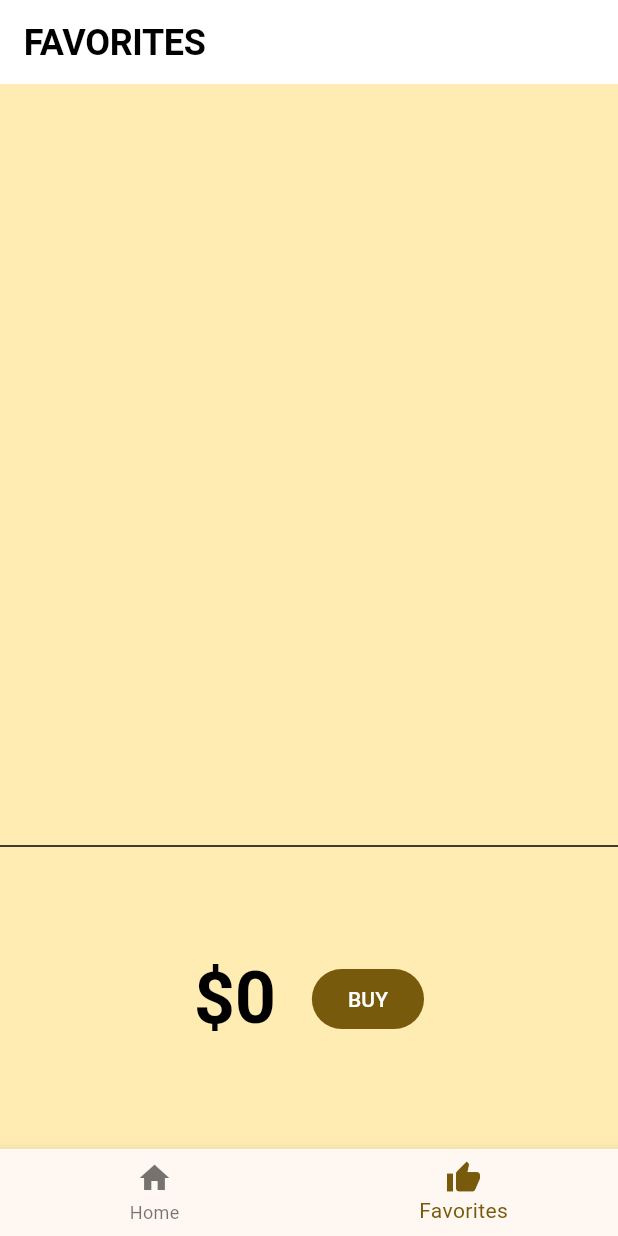
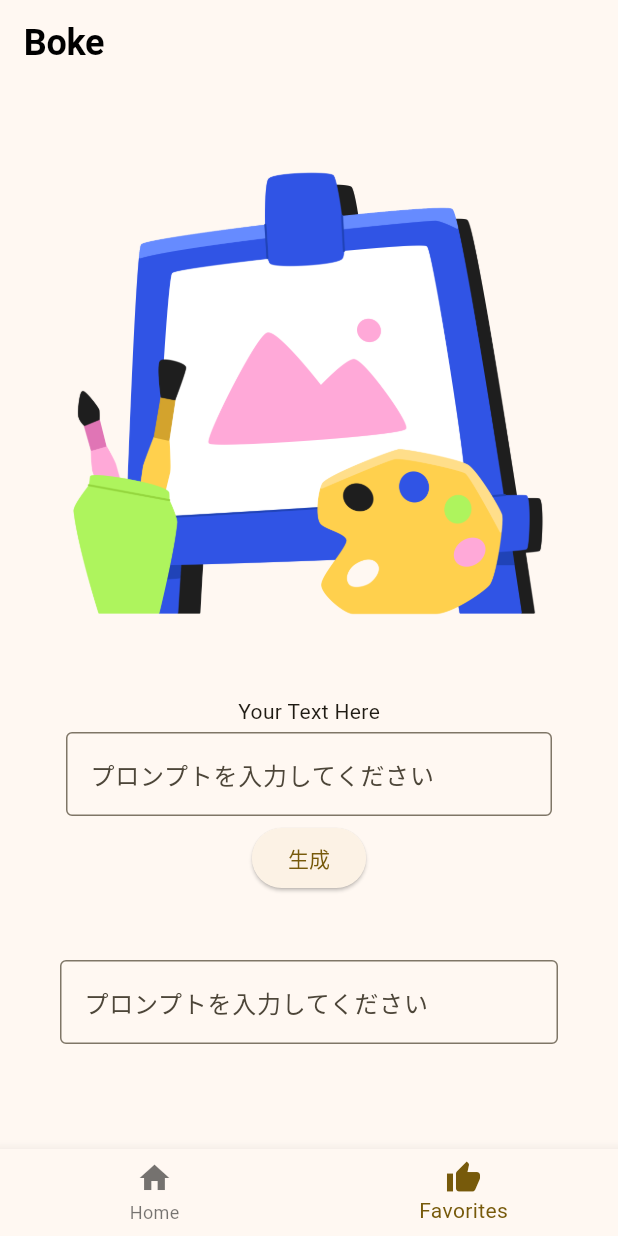
Before and after one commit to tanoshimi-dev/boketai, a Flutter app: the screen it shows after launch, item 2 of the bottom bar chosen, on a phone screen of 412 x 824 dp. Run offline on Flutter 3.47's test engine with Material 3 defaults, Android fonts, the light colour scheme and no system bars; our stand-ins replace flutter_dotenv, go_router, supabase_flutter; missing offline and left inert: window_size; accounts and stored records are empty; Roboto replaces fonts that are missing (Corben).

Commit message:
新規ボケ登録画面

```diff
--- a/lib/main.dart
+++ b/lib/main.dart
@@ -12,6 +12,7 @@ import '/screens/cart.dart';
 import '/screens/catalog.dart';
 import '/screens/favorites_screen.dart';
 import '/screens/boke_list_screen.dart';
+import '/screens/boke_create_screen.dart';
 import '/screens/menu_detail_screen.dart';
 import '/screens/menu_list_screen.dart';
 import '/screens/login.dart';
@@ -103,6 +104,10 @@ GoRouter router() {
           ),
         ],
       ),
+      GoRoute(
+        path: '/boke/create',
+        builder: (context, state) => const BokeCreateScreen(),
+      ),
     ],
   );
 }
--- /dev/null
+++ b/lib/screens/boke_create_screen.dart
@@ -0,0 +1,145 @@
+// Copyright 2019 The Flutter team. All rights reserved.
+// Use of this source code is governed by a BSD-style license that can be
+// found in the LICENSE file.
+
+import 'dart:async';
+import 'dart:convert';
+import 'package:flutter/material.dart';
+import 'package:go_router/go_router.dart';
+import 'package:provider/provider.dart';
+import 'package:http/http.dart' as http;
+import '/providers/menus_provider.dart';
+import '/providers/favorite_provider.dart';
+import '/providers/tab_menu_state_provider.dart';
+import '/models/menu.dart';
+import '/models/menus.dart';
+import 'package:supabase_flutter/supabase_flutter.dart';
+import '/models/boke.dart';
+import 'package:flutter/src/painting/image_resolution.dart';
+
+class BokeCreateScreen extends StatelessWidget {
+  const BokeCreateScreen({super.key});
+
+  @override
+  Widget build(BuildContext context) {
+    var tabMenuStateProvider = context.watch<TabMenuStateProvider>();
+    final int _currentIndex = tabMenuStateProvider.tabMenuIndex;
+
+    //late Future<List<Boke>>? bokeList = getBokes(context);
+
+    return Scaffold(
+      appBar: AppBar(
+        title: Text('Boke', style: Theme.of(context).textTheme.displayLarge),
+      ),
+      body: BokeCreate(),
+      bottomNavigationBar: BottomNavigationBar(
+        items: const <BottomNavigationBarItem>[
+          BottomNavigationBarItem(
+            icon: Icon(Icons.home),
+            label: 'Home',
+          ),
+          BottomNavigationBarItem(
+            icon: Icon(Icons.thumb_up),
+            label: 'Favorites',
+          ),
+        ],
+        // Set the current index
+        currentIndex: _currentIndex,
+        onTap: (int index) {
+          tabMenuStateProvider.setTabMenuIndex(index);
+          print('Add your code here');
+          // getMenus();
+          if (index == 0) {
+            context.go('/bokes');
+          } else {
+            context.go('/menus/favorites');
+          }
+        },
+      ),
+    );
+  }
+}
+
+class BokeCreate extends StatefulWidget {
+  const BokeCreate({super.key});
+
+  @override
+  _BokeCreateState createState() => _BokeCreateState();
+}
+
+class _BokeCreateState extends State<BokeCreate> {
+  int _lastIndex = 0;
+  double _lastScrollPosition = 0.0;
+
+  final ScrollController _scrollController = ScrollController();
+
+  @override
+  void initState() {
+    super.initState();
+  }
+
+  void _onScroll() {}
+
+  @override
+  void dispose() {
+    _scrollController.dispose();
+    super.dispose();
+  }
+
+  @override
+  Widget build(BuildContext context) {
+    return CustomScrollView(
+      controller: _scrollController,
+      slivers: [
+        SliverToBoxAdapter(
+          child: Container(
+            margin: EdgeInsets.symmetric(horizontal: 2.0, vertical: 2.0),
+            padding: EdgeInsets.symmetric(horizontal: 2.0, vertical: 2.0),
+            child: Column(
+              children: [
+                const Image(
+                  image: AssetImage(
+                    'assets/image/easel_with_paint_palette_and_cup_with_brushes.png',
+                  ),
+                ),
+                // Add more widgets here
+                Text('Your Text Here'),
+                Container(
+                  margin: EdgeInsets.symmetric(horizontal: 20.0, vertical: 2.0),
+                  padding:
+                      EdgeInsets.symmetric(horizontal: 20.0, vertical: 2.0),
+                  child: TextField(
+                    maxLines: null, // Makes it auto-expandable
+                    decoration: InputDecoration(
+                      hintText: "プロンプトを入力してください",
+                      border: OutlineInputBorder(),
+                    ),
+                  ),
+                ),
+                ElevatedButton(
+                  onPressed: () {
+                    // Your button action here
+                  },
+                  child: Text('生成'),
+                ),
+              ],
+            ),
+          ),
+        ),
+        SliverToBoxAdapter(
+          child: Container(
+            padding: EdgeInsets.all(20.0),
+            margin: EdgeInsets.all(20.0),
+            child: TextField(
+              maxLines: null, // Makes it auto-expandable
+              decoration: InputDecoration(
+                hintText: "プロンプトを入力してください",
+                border: OutlineInputBorder(),
+              ),
+            ),
+          ),
+        ),
+      ],
+    );
+  }
+}
--- a/lib/screens/boke_list_screen.dart
+++ b/lib/screens/boke_list_screen.dart
@@ -38,6 +38,10 @@ class BokeListScreen extends StatelessWidget {
             label: 'Home',
           ),
           BottomNavigationBarItem(
+            icon: Icon(Icons.add_circle),
+            label: 'Favorites',
+          ),
+          BottomNavigationBarItem(
             icon: Icon(Icons.thumb_up),
             label: 'Favorites',
           ),
@@ -49,7 +53,9 @@ class BokeListScreen extends StatelessWidget {
           print('Add your code here');
           // getMenus();
           if (index == 0) {
-            context.go('/menus');
+            context.go('/bokes');
+          } else if (index == 1) {
+            context.go('/boke/create');
           } else {
             context.go('/menus/favorites');
           }
@@ -83,6 +89,7 @@ class _BokeListState extends State<BokeList> {
   void initState() {
     super.initState();
     this._lastIndex = 0;
+    this._lastScrollPosition = 0.0;
     //_fetchData();
     // bokeList = getAllBokes(
     //     context, 0, (_lastIndex + loadLength) - 1, _items, updateIndex);
--- a/lib/screens/favorites_screen.dart
+++ b/lib/screens/favorites_screen.dart
@@ -53,7 +53,7 @@ class FavoritesScreen extends StatelessWidget {
           print('Add your code here');
 
           if (index == 0) {
-            context.go('/menus');
+            context.go('/bokes');
           } else {
             context.replace('/menus/favorites');
           }
--- a/lib/screens/menu_list_screen.dart
+++ b/lib/screens/menu_list_screen.dart
@@ -130,7 +130,7 @@ class MenuListScreen extends StatelessWidget {
           print('Add your code here');
           // getMenus();
           if (index == 0) {
-            context.go('/menus');
+            context.go('/bokes');
           } else {
             context.go('/menus/favorites');
           }
--- a/pubspec.yaml
+++ b/pubspec.yaml
@@ -51,6 +51,7 @@ flutter:
   # To add assets to your application, add an assets section, like this:
   assets:
     - .env
+    - assets/image/easel_with_paint_palette_and_cup_with_brushes.png
   #   - images/a_dot_burr.jpeg
   #   - images/a_dot_ham.jpeg
 
```
Also changed, not shown: assets/image/easel_with_paint_palette_and_cup_with_brushes.png (added).
